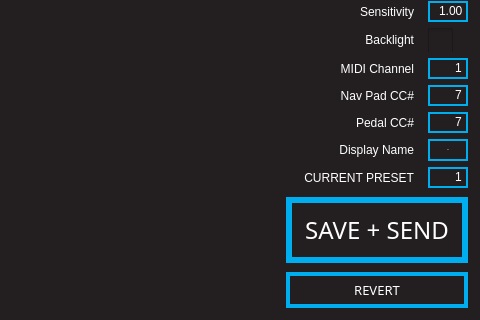
Above: standalone/ezpz/forms/mainwindow.ui from Muse-Kinetics/softstep_editor before the change; both pictures show x 800 to 1280 and y 123 to 443 of the 1280 by 443 pixel window. Below: the same form after it.
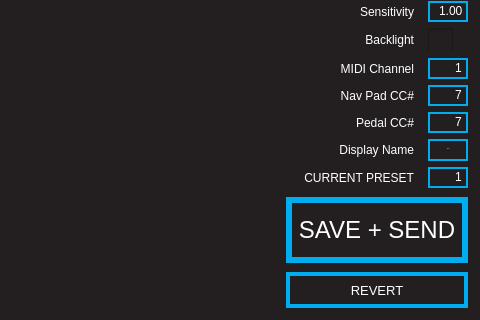
That is the form after the change. Icons and pictures are not drawn.

Diff of the .ui file:
```diff
--- a/standalone/ezpz/forms/mainwindow.ui
+++ b/standalone/ezpz/forms/mainwindow.ui
@@ -313,7 +313,6 @@
     </property>
     <property name="font">
      <font>
-      <family>Futura</family>
       <pointsize>18</pointsize>
       <italic>false</italic>
       <bold>false</bold>
@@ -357,7 +356,6 @@
     </property>
     <property name="font">
      <font>
-      <family>Futura</family>
       <pointsize>10</pointsize>
       <italic>false</italic>
       <bold>false</bold>
@@ -712,7 +710,6 @@
       <widget class="QLineEdit" name="displayName">
        <property name="font">
         <font>
-         <family>Futura</family>
          <pointsize>-1</pointsize>
          <italic>false</italic>
          <bold>false</bold>
```
Left out of the diff: 4 changed lines with no effect on the pictures.
